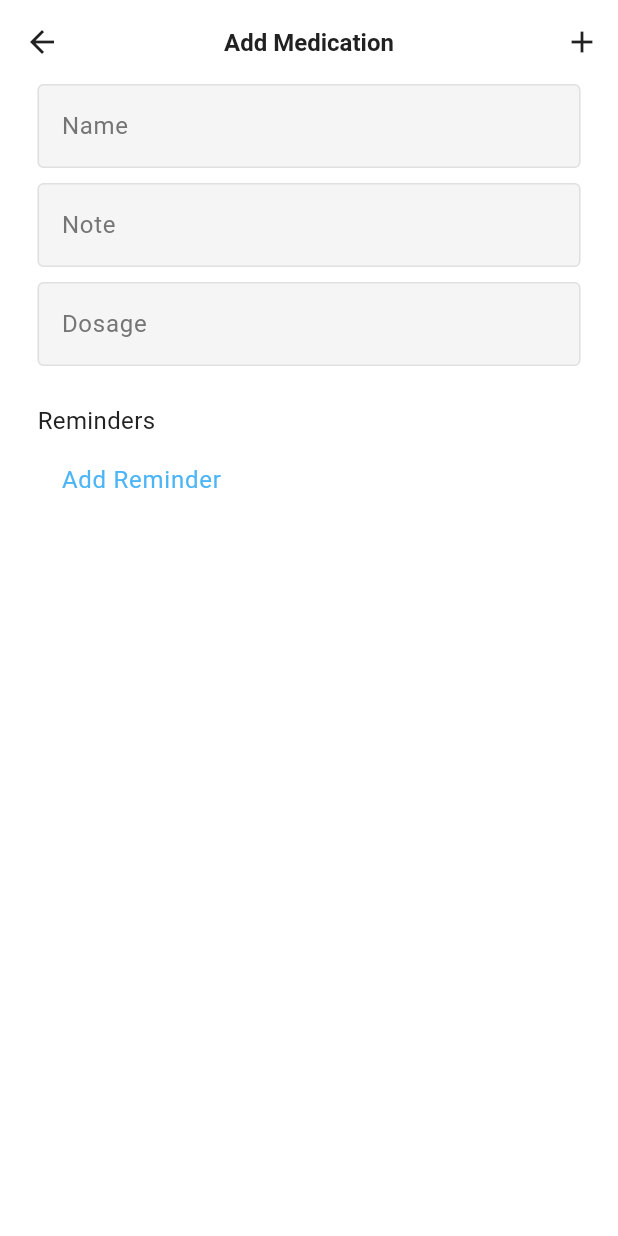
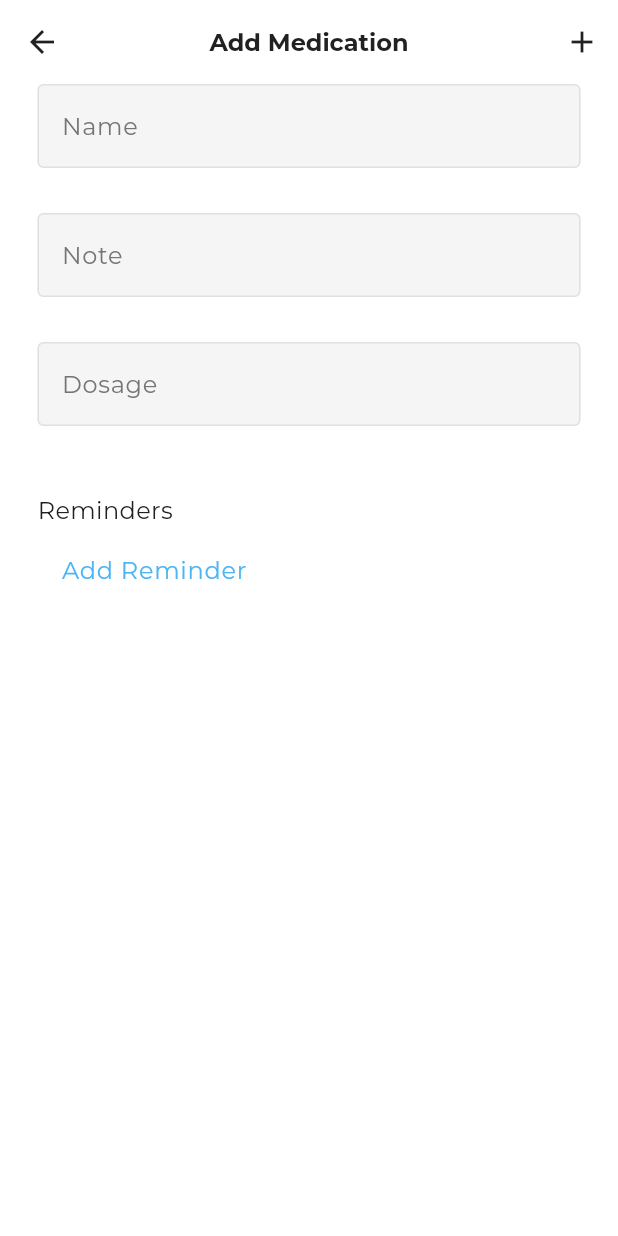
Before and after one commit to Boomexe/Emergency-Allergy-App, a Flutter app: the screen it shows once a user with an empty profile is signed in, item 2 of the bottom bar chosen, after a tap on the "add" icon, on a phone screen of 412 x 824 dp. Run offline on Flutter 3.47's test engine with Material 3 defaults, Android fonts, the phone set to English and light mode, and no system bars; our stand-ins replace cloud_firestore, firebase_auth, firebase_core, firebase_messaging, flutter_local_notifications, flutter_slidable and 2 more; missing offline and left inert: choice, day_picker; accounts and stored records are empty; generated files the repository leaves out were written again.

Commit message:
dashboard, notifications, general improvements

```diff
--- a/lib/auth/auth_service.dart
+++ b/lib/auth/auth_service.dart
@@ -81,6 +81,11 @@ class AuthService {
     return user;
   }
 
+  void updateDisplayName(String name) {
+    User? user = auth.currentUser;
+    user?.updateDisplayName(name);
+  }
+
   static List<String> getMessageFromErrorCode(String code) {
     switch (code) {
       case 'invalid-credential':
--- a/lib/components/add_emergency_contact_modal.dart
+++ b/lib/components/add_emergency_contact_modal.dart
@@ -1,7 +1,7 @@
 import 'package:emergency_allergy_app/components/form_button.dart';
 import 'package:emergency_allergy_app/components/form_textfield.dart';
 import 'package:emergency_allergy_app/models/emergency_contact.dart';
-import 'package:emergency_allergy_app/services/firestore.dart';
+import 'package:emergency_allergy_app/services/firestore_service.dart';
 import 'package:firebase_auth/firebase_auth.dart';
 import 'package:flutter/material.dart';
 
--- a/lib/components/form_textfield.dart
+++ b/lib/components/form_textfield.dart
@@ -7,14 +7,17 @@ class FormTextField extends StatelessWidget {
   final String Function(String)? validator;
   final String? errorMsg;
   final TextInputType? keyboardType;
-  const FormTextField(
-      {super.key,
-      required this.hintText,
-      this.obscureText = false,
-      required this.textController,
-      this.validator,
-      this.errorMsg,
-      this.keyboardType});
+  final int? maxLength;
+  const FormTextField({
+    super.key,
+    required this.hintText,
+    this.obscureText = false,
+    required this.textController,
+    this.validator,
+    this.errorMsg,
+    this.keyboardType,
+    this.maxLength,
+  });
 
   @override
   Widget build(BuildContext context) {
@@ -22,6 +25,7 @@ class FormTextField extends StatelessWidget {
       // padding: const EdgeInsets.symmetric(horizontal: 25),
       padding: const EdgeInsets.all(0),
       child: TextFormField(
+        maxLength: maxLength,
         keyboardType: keyboardType ?? TextInputType.text,
         cursorColor: Theme.of(context).colorScheme.surfaceContainerLow,
         controller: textController,
--- a/lib/main.dart
+++ b/lib/main.dart
@@ -1,4 +1,9 @@
+import 'dart:convert';
+
 import 'package:emergency_allergy_app/auth/auth_gate.dart';
+import 'package:emergency_allergy_app/screens/message_screen.dart';
+import 'package:emergency_allergy_app/services/notification_service.dart';
+import 'package:firebase_messaging/firebase_messaging.dart';
 import 'package:flutter/material.dart';
 
 import 'package:emergency_allergy_app/themes/dark_theme.dart';
@@ -9,10 +14,63 @@ import 'package:emergency_allergy_app/firebase_options.dart';
 
 // todo: add google-services.json and GoogleService-Info.plist to gitignore
 
+GlobalKey<NavigatorState> navigatorKey = GlobalKey<NavigatorState>();
+
+Future firebaseBackgroundMessage(RemoteMessage message) async {
+  if (message.notification != null) {
+    print('Notification recieved in background...');
+  }
+}
+
 Future<void> main() async {
   WidgetsFlutterBinding.ensureInitialized();
 
   await Firebase.initializeApp(options: DefaultFirebaseOptions.currentPlatform);
+
+  await PushNotifications.init();
+  await PushNotifications.localNotificationInit();
+
+  FirebaseMessaging.onBackgroundMessage(firebaseBackgroundMessage);
+
+  FirebaseMessaging.onMessageOpenedApp.listen((RemoteMessage message) {
+    if (message.notification != null) {
+      print('Bg notification tapped');
+      navigatorKey.currentState!.push(MaterialPageRoute(
+          builder: (context) => const MessageScreen(),
+          settings: RouteSettings(arguments: message)));
+    }
+  });
+
+  FirebaseMessaging.onMessage.listen((RemoteMessage message) {
+    if (message.notification != null) {
+      String payloadData = jsonEncode(message.data);
+      print('Recieved message in foreground');
+
+      if (message.notification != null) {
+        PushNotifications.showSimpleNotificaiton(
+          title: message.notification!.title!,
+          body: message.notification!.body!,
+          payload: payloadData,
+        );
+      }
+    }
+  });
+
+  final RemoteMessage? message =
+      await FirebaseMessaging.instance.getInitialMessage();
+
+  if (message != null) {
+    print('Launched from terminated state');
+    Future.delayed(const Duration(seconds: 1), () {
+      navigatorKey.currentState!.push(
+        MaterialPageRoute(
+          builder: (context) => const MessageScreen(),
+          settings: RouteSettings(arguments: message),
+        ),
+      );
+    });
+  }
+
   runApp(const MyApp());
 }
 
@@ -38,6 +96,7 @@ class _MyAppState extends State<MyApp> {
       title: 'Allergy Emergency',
       theme: lightTheme,
       darkTheme: darkTheme,
+      navigatorKey: navigatorKey,
       home: const AuthGate(),
     );
   }
--- a/lib/screens/dashboard_screen.dart
+++ b/lib/screens/dashboard_screen.dart
@@ -20,21 +20,57 @@ class _DashboardState extends State<Dashboard> {
     launchUrlString('tel:1234567890');
   }
 
-  void testingButton() {}
+  void testingButton() {
+    final auth = AuthService();
+    auth.updateDisplayName('Test User');
+  }
 
   @override
   Widget build(BuildContext context) {
     String? userName = AuthService().auth.currentUser?.displayName;
 
     return Scaffold(
-      body: Center(
+      appBar: AppBar(
+        title: Row(
+          children: [
+            const Text('Welcome', style: TextStyle(fontSize: 24)),
+            if (userName != null)
+              Text(
+                ', ${userName.split(' ')[0]}',
+                style: const TextStyle(
+                  fontWeight: FontWeight.bold,
+                  fontSize: 24,
+                ),
+              )
+            else
+              const Text(
+                '',
+                style: TextStyle(
+                  fontWeight: FontWeight.bold,
+                  fontSize: 24,
+                ),
+              ),
+          ],
+        ),
+        automaticallyImplyLeading: false,
+      ),
+      body: Padding(
+        padding: const EdgeInsets.all(10),
         child: Column(
-          mainAxisAlignment: MainAxisAlignment.center,
+          // mainAxisAlignment: MainAxisAlignment.center,
+          crossAxisAlignment: CrossAxisAlignment.start,
           children: [
-            Text('Welcome to the Allergy Emergency App, $userName!'),
-            FormButton(onTap: () => emergency(), text: 'Emergency'),
+            FormButton(
+              onTap: () => emergency(),
+              text: 'Having a medical emergency?',
+              backgroundColor:
+                  Theme.of(context).colorScheme.surfaceContainerHighest,
+              verticalPadding: 25,
+            ),
+            const SizedBox(height: 50),
+            const Text('Upcoming Medications', style: TextStyle(fontSize: 18, fontWeight: FontWeight.bold)),
             FormButton(onTap: () => logout(), text: 'Sign Out'),
-            FormButton(onTap: () => testingButton(), text: 'Testing Button'),
+            // FormButton(onTap: () => testingButton(), text: 'Testing Button'),
           ],
         ),
       ),
--- a/lib/screens/home_screen.dart
+++ b/lib/screens/home_screen.dart
@@ -39,7 +39,9 @@ class _HomeScreenState extends State<HomeScreen> {
 
   @override
   Widget build(BuildContext context) {
-    return Scaffold(
+    return PopScope(
+      canPop: false,
+      child: Scaffold(
         body: AnimatedSwitcher(
           duration: const Duration(milliseconds: 100),
           transitionBuilder: (Widget child, Animation<double> animation) {
@@ -51,6 +53,7 @@ class _HomeScreenState extends State<HomeScreen> {
           currentIndex: selectedIndex,
           onUpdateIndex: onUpdateIndex,
         ),
+      ),
     );
   }
 }
--- a/lib/screens/login_screen.dart
+++ b/lib/screens/login_screen.dart
@@ -51,12 +51,12 @@ class _LoginScreenState extends State<LoginScreen> {
 
     try {
       await auth.signInWithEmailAndPassword(
-          emailController.text, passwordController.text);
-      showSnackBar(context, 'Successfully signed in.');
+          emailController.text, passwordController.text).then((value) {
+            showSnackBar(context, 'Successfully signed in.');
+          });
     } catch (e) {
       List<String> errorMessage =
           AuthService.getMessageFromErrorCode(e.toString().split(' ').last);
-      // showAlertDialog(context, errorMessage[0], errorMessage[1]);
       showSnackBar(context, '${errorMessage[0]}: ${errorMessage[1]}');
     }
   }
--- a/lib/screens/medication_screen.dart
+++ b/lib/screens/medication_screen.dart
@@ -6,7 +6,7 @@ import 'package:emergency_allergy_app/models/medication.dart';
 import 'package:emergency_allergy_app/models/reminder.dart';
 import 'package:emergency_allergy_app/screens/create_reminder_screen.dart';
 import 'package:emergency_allergy_app/screens/home_screen.dart';
-import 'package:emergency_allergy_app/services/firestore.dart';
+import 'package:emergency_allergy_app/services/firestore_service.dart';
 import 'package:emergency_allergy_app/utils/modal_utils.dart';
 import 'package:firebase_auth/firebase_auth.dart';
 import 'package:flutter/material.dart';
@@ -32,14 +32,21 @@ class _MedicationsState extends State<Medications> {
   }
 
   void editMedication(Medication medication) {
-    showCustomBottomSheet(context, CreateMedication(medicationToEdit: medication));
+    showCustomBottomSheet(
+        context, CreateMedication(medicationToEdit: medication));
   }
 
   @override
   Widget build(BuildContext context) {
     return Scaffold(
       appBar: AppBar(
-        title: const Text('Medications'),
+        title: const Text(
+          'Medications',
+          style: TextStyle(
+            fontWeight: FontWeight.bold,
+          ),
+        ),
+        automaticallyImplyLeading: false,
       ),
       body: FutureBuilder(
         future: FirestoreService.getMedications(),
@@ -60,8 +67,16 @@ class _MedicationsState extends State<Medications> {
             );
           }
 
-          return ListView.builder(
+          return ListView.separated(
               itemCount: snapshot.data!.length,
+              separatorBuilder: (context, index) => Padding(
+                    padding: const EdgeInsets.symmetric(horizontal: 20),
+                    child: Divider(
+                      color: Theme.of(context).colorScheme.primary,
+                      thickness: 1,
+                      height: 1,
+                    ),
+                  ),
               itemBuilder: (context, index) {
                 return InkWell(
                   onTap: () => showMedicationInformation(snapshot.data![index]),
@@ -279,18 +294,21 @@ class _CreateMedicationState extends State<CreateMedication> {
                 hintText: 'Name',
                 textController: name,
                 errorMsg: nameError,
+                maxLength: 25,
               ),
               const SizedBox(height: 10),
               FormTextField(
                 hintText: 'Note',
                 textController: note,
                 errorMsg: noteError,
+                maxLength: 300,
               ),
               const SizedBox(height: 10),
               FormTextField(
                 hintText: 'Dosage',
                 textController: dosage,
                 errorMsg: dosageError,
+                maxLength: 25,
               ),
               const SizedBox(height: 25),
               Text(
@@ -300,10 +318,18 @@ class _CreateMedicationState extends State<CreateMedication> {
                   fontSize: 16,
                 ),
               ),
-              ListView.builder(
+              ListView.separated(
                 physics: const NeverScrollableScrollPhysics(),
                 shrinkWrap: true,
                 itemCount: reminders.length + 1,
+                separatorBuilder: (context, index) => Padding(
+                  padding: const EdgeInsets.symmetric(horizontal: 20),
+                  child: Divider(
+                    color: Theme.of(context).colorScheme.primary,
+                    thickness: 1,
+                    height: 1,
+                  ),
+                ),
                 itemBuilder: (context, index) {
                   if (index == reminders.length) {
                     return ListTile(
--- a/lib/screens/register_screen.dart
+++ b/lib/screens/register_screen.dart
@@ -86,9 +86,12 @@ class _RegisterScreenState extends State<RegisterScreen> {
     }
 
     try {
-      await auth.signUpWithEmailAndPassword(
-          emailController.text, passwordController.text, nameController.text);
-      showSnackBar(context, 'Successfully registered.');
+      await auth
+          .signUpWithEmailAndPassword(emailController.text,
+              passwordController.text, nameController.text)
+          .then((value) {
+        showSnackBar(context, 'Successfully registered.');
+      });
     } catch (e) {
       List<String> errorMessage =
           AuthService.getMessageFromErrorCode(e.toString().split(' ').last);
@@ -113,6 +116,7 @@ class _RegisterScreenState extends State<RegisterScreen> {
                 textController: nameController,
                 errorMsg: nameTextFieldError,
                 keyboardType: TextInputType.name,
+                maxLength: 50,
               ),
               const SizedBox(height: 10),
               FormTextField(
--- a/lib/services/firestore.dart
+++ b/lib/services/firestore_service.dart
@@ -19,8 +19,13 @@ class FirestoreService {
   static Future<List<Medication>> getMedications() {
     User? user = FirebaseAuth.instance.currentUser;
 
+    if (user == null) {
+      print('No user logged in');
+      return Future.value([]);
+    }
+
     // TODO: FIX ERROR THAT USER ISN'T SIGNED IN
-    return medications.where('userId', isEqualTo: user!.uid).get().then(
+    return medications.where('userId', isEqualTo: user.uid).get().then(
       (querySnapshot) {
         List<Medication> medicationsList = [];
         for (var docSnapshot in querySnapshot.docs) {
--- /dev/null
+++ b/lib/services/notification_service.dart
@@ -0,0 +1,91 @@
+import 'package:emergency_allergy_app/main.dart';
+import 'package:firebase_messaging/firebase_messaging.dart';
+import 'package:flutter/material.dart';
+import 'package:flutter_local_notifications/flutter_local_notifications.dart';
+import 'package:emergency_allergy_app/screens/message_screen.dart';
+
+class PushNotifications {
+  static final firebaseMessaging = FirebaseMessaging.instance;
+  static final FlutterLocalNotificationsPlugin flutterLocalNotificationsPlugin =
+      FlutterLocalNotificationsPlugin();
+
+  static Future init() async {
+    await firebaseMessaging.requestPermission(
+        alert: true,
+        announcement: true,
+        badge: true,
+        provisional: false,
+        sound: true,
+        criticalAlert: true);
+
+    final String? token = await firebaseMessaging.getToken();
+    print('FirebaseMessaging token: $token');
+  }
+
+  static Future localNotificationInit() async {
+    const AndroidInitializationSettings initializationSettingsAndroid =
+        AndroidInitializationSettings(
+      '@mipmap/ic_launcher', // TODO: Change this to your app icon
+    );
+    final DarwinInitializationSettings initializationSettingsDarwin =
+        DarwinInitializationSettings(
+      onDidReceiveLocalNotification: (id, title, body, payload) => null,
+    );
+    const LinuxInitializationSettings initializationSettingsLinux =
+        LinuxInitializationSettings(
+      defaultActionName: 'Open notification',
+    );
+
+    final InitializationSettings initializationSettings =
+        InitializationSettings(
+      android: initializationSettingsAndroid,
+      iOS: initializationSettingsDarwin,
+      linux: initializationSettingsLinux,
+    );
+
+    flutterLocalNotificationsPlugin
+        .resolvePlatformSpecificImplementation<
+            AndroidFlutterLocalNotificationsPlugin>()!
+        .requestNotificationsPermission();
+
+    flutterLocalNotificationsPlugin.initialize(
+      initializationSettings,
+      onDidReceiveBackgroundNotificationResponse: onNotificationTap,
+      onDidReceiveNotificationResponse: onNotificationTap,
+    );
+  }
+
+  static void onNotificationTap(NotificationResponse notificationResponse) {
+    navigatorKey.currentState!.push(MaterialPageRoute(
+        builder: (context) => const MessageScreen(),
+        settings: RouteSettings(arguments: notificationResponse)));
+  }
+
+  static Future showSimpleNotificaiton({
+    required String title,
+    required String body,
+    required String payload,
+  }) async {
+    const AndroidNotificationDetails androidNotificationDetails =
+        AndroidNotificationDetails(
+      'channelId',
+      'channelName',
+      channelDescription: 'channelDescription',
+      importance: Importance.max,
+      priority: Priority.max,
+      ticker: 'ticker',
+    );
+
+    const NotificationDetails notificationDetails = NotificationDetails(
+      android: androidNotificationDetails,
+    );
+
+    await flutterLocalNotificationsPlugin.show(
+      0,
+      title,
+      body,
+      notificationDetails,
+      payload: payload,
+    );
+  }
+}
--- a/lib/themes/light_theme.dart
+++ b/lib/themes/light_theme.dart
@@ -1,4 +1,5 @@
 import 'package:flutter/material.dart';
+import 'package:google_fonts/google_fonts.dart';
 
 Color primaryContainer = Colors.black;
 Color primary = Colors.grey.shade300;
@@ -25,6 +26,7 @@ MaterialColor primarySwatch = Colors.red;
 ThemeData lightTheme = ThemeData(
   brightness: Brightness.light,
   useMaterial3: true,
+  fontFamily: GoogleFonts.montserrat().fontFamily, // 'Nunito Sans', 'Montserrat', 'Poppins', 'Plus Jakarta Sans', 'Inter'
   colorScheme: ColorScheme(
     brightness: Brightness.light,
     primaryContainer: primaryContainer,
--- a/lib/utils/modal_utils.dart
+++ b/lib/utils/modal_utils.dart
@@ -65,9 +65,9 @@ void showMedicationInformationSheet(
     builder: (_) {
       return DraggableScrollableSheet(
         expand: false,
-        initialChildSize: 0.3,
+        initialChildSize: 0.5,
         minChildSize: 0.25,
-        maxChildSize: 0.5,
+        maxChildSize: 0.8,
         builder: (_, ScrollController scrollController) {
           return SizedBox(
             width: double.infinity,
--- a/pubspec.yaml
+++ b/pubspec.yaml
@@ -46,6 +46,9 @@ dependencies:
   cloud_firestore: ^5.3.0
   flutter_slidable: ^3.1.1
   url_launcher: ^6.3.0
+  google_fonts: ^6.2.1
+  firebase_messaging: ^15.1.3
+  flutter_local_notifications: ^17.2.3
 
 dev_dependencies:
   flutter_test:
```
Also changed, not shown: lib/components/allergy_details.dart (+11 -3 lines), lib/components/form_button.dart (+19 -9 lines), lib/components/medication_details.dart (+14 -5 lines), lib/screens/allergy_screen.dart (+19 -3 lines), lib/screens/message_screen.dart (added, +38 -0 lines), pubspec.lock, 2 other files. Lines whose indentation alone changed are shown as unchanged.
